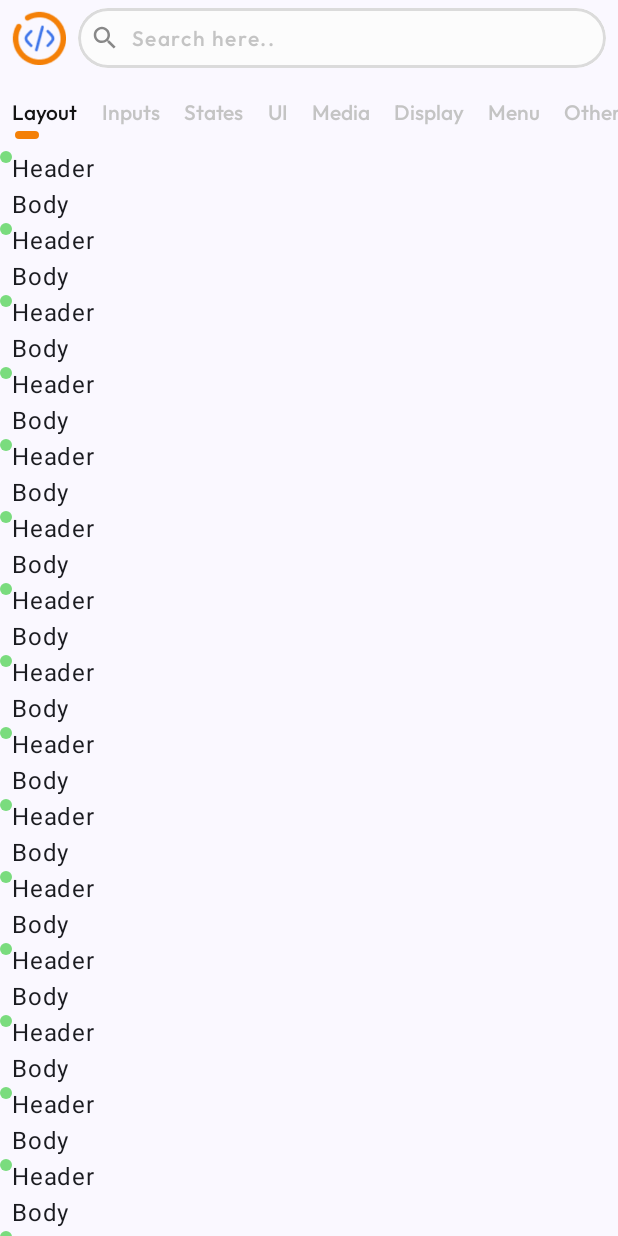
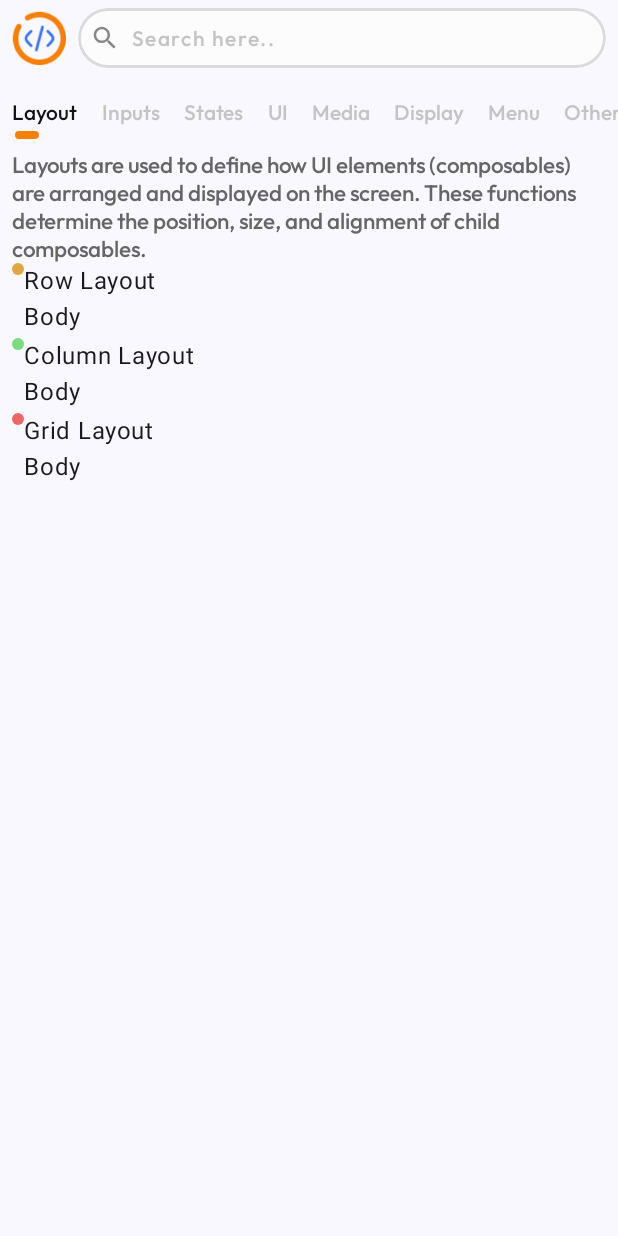
Before and after one commit to amzik763/codebase, an Android app built with Jetpack Compose: the screen it shows after launch (MainActivity), after a tap on "Layout", on a phone screen of 412 x 824 dp. Run offline under Robolectric (Android 15) with nearby library versions, the phone set to English and light mode, and no system bars; our stand-ins replace Dagger/Hilt's generated code.

Commit message:
added functionality to change UI based on page,
Resolved bugs

```diff
--- a/app/src/main/java/com/amzi/codebase/MainActivity.kt
+++ b/app/src/main/java/com/amzi/codebase/MainActivity.kt
@@ -1,5 +1,6 @@
 package com.amzi.codebase
 
+import Dashboard
 import android.Manifest
 import android.annotation.SuppressLint
 import android.content.pm.PackageManager
@@ -30,7 +31,6 @@ import androidx.navigation.compose.NavHost
 import androidx.navigation.compose.composable
 import androidx.navigation.compose.currentBackStackEntryAsState
 import androidx.navigation.compose.rememberNavController
-import com.amzi.codebase.screens.Dashboard
 import com.amzi.codebase.screens.Splash
 import com.amzi.codebase.ui.theme.CodebaseTheme
 import com.amzi.codebase.utility.FilePickerHandler
--- a/app/src/main/java/com/amzi/codebase/dataClasses/loadData.kt
+++ b/app/src/main/java/com/amzi/codebase/dataClasses/loadData.kt
@@ -8,11 +8,41 @@ fun createItemMainData(): List<itemMainData> {
         itemMainData(itemID = 4, itemDisplayName = "Alert Dialog", itemGroup = GroupType.ALERTDIAOLOG, itemType = ItemType.UI, itemLevel = Level.MEDIUM, isPremium = false, info = "A dialog that alerts the user."),
         itemMainData(itemID = 5, itemDisplayName = "Dropdown Menu", itemGroup = GroupType.DROPDOWNMENU, itemType = ItemType.MENU, itemLevel = Level.EASY, isPremium = true, info = "A menu that drops down to show options."),
         itemMainData(itemID = 6, itemDisplayName = "Navigator", itemGroup = GroupType.NAVIGATOR, itemType = ItemType.NAVIGATION, itemLevel = Level.MEDIUM, isPremium = true, info = "A component that navigates between screens."),
-        itemMainData(itemID = 7, itemDisplayName = "Media Player", itemGroup = GroupType.ALL, itemType = ItemType.MEDIA, itemLevel = Level.HARD, isPremium = false, info = "A player for audio and video media."),
-        itemMainData(itemID = 8, itemDisplayName = "State Management", itemGroup = GroupType.ALL, itemType = ItemType.STATES, itemLevel = Level.EASY, isPremium = true, info = "Managing the state of the application."),
-        itemMainData(itemID = 9, itemDisplayName = "Animations", itemGroup = GroupType.ALL, itemType = ItemType.ANIMATION, itemLevel = Level.MEDIUM, isPremium = true, info = "Adding animations to your UI."),
-        itemMainData(itemID = 10, itemDisplayName = "Navigation Host", itemGroup = GroupType.NAVHOST, itemType = ItemType.NAVIGATION, itemLevel = Level.HARD, isPremium = false, info = "A host for managing navigation in your app.")
+        itemMainData(itemID = 7, itemDisplayName = "Media Player", itemGroup = GroupType.NAVIGATOR, itemType = ItemType.MEDIA, itemLevel = Level.HARD, isPremium = false, info = "A player for audio and video media."),
+        itemMainData(itemID = 8, itemDisplayName = "State Management", itemGroup = GroupType.COLUMN, itemType = ItemType.STATES, itemLevel = Level.EASY, isPremium = true, info = "Managing the state of the application."),
+        itemMainData(itemID = 9, itemDisplayName = "Animations", itemGroup = GroupType.NAVHOST, itemType = ItemType.ANIMATION, itemLevel = Level.MEDIUM, isPremium = true, info = "Adding animations to your UI."),
+        itemMainData(itemID = 10, itemDisplayName = "State Management", itemGroup = GroupType.NAVHOST, itemType = ItemType.STATES, itemLevel = Level.MEDIUM, isPremium = true, info = "Adding animations to your UI."),
+        itemMainData(itemID =11, itemDisplayName = "State Management", itemGroup = GroupType.NAVHOST, itemType = ItemType.STATES, itemLevel = Level.MEDIUM, isPremium = true, info = "Adding animations to your UI."),
+        itemMainData(itemID = 12, itemDisplayName = "State Management", itemGroup = GroupType.NAVHOST, itemType = ItemType.ANIMATION, itemLevel = Level.MEDIUM, isPremium = true, info = "Adding animations to your UI."),
+        itemMainData(itemID = 13, itemDisplayName = "Navigation Host", itemGroup = GroupType.NAVHOST, itemType = ItemType.NAVIGATION, itemLevel = Level.HARD, isPremium = false, info = "A host for managing navigation in your app.")
     )
+}
+
+fun create2DList(): List<List<itemMainData>> {
+    val allItems = createItemMainData()
+
+    // Create a 2D list
+    val groupedItems: MutableList<List<itemMainData>> = mutableListOf()
+
+    // Grouping based on ItemType
+    val layoutItems = allItems.filter { it.itemType == ItemType.LAYOUT }
+    val uiItems = allItems.filter { it.itemType == ItemType.UI }
+    val menuItems = allItems.filter { it.itemType == ItemType.MENU }
+    val navigationItems = allItems.filter { it.itemType == ItemType.NAVIGATION }
+    val mediaItems = allItems.filter { it.itemType == ItemType.MEDIA }
+    val statesItems = allItems.filter { it.itemType == ItemType.STATES }
+    val animationItems = allItems.filter { it.itemType == ItemType.ANIMATION }
+
+    // Add the grouped lists to the 2D list
+    groupedItems.add(layoutItems)
+    groupedItems.add(uiItems)
+    groupedItems.add(menuItems)
+    groupedItems.add(navigationItems)
+    groupedItems.add(mediaItems)
+    groupedItems.add(statesItems)
+    groupedItems.add(animationItems)
+
+    return groupedItems
 }
 
 // Function to create ItemInnerDetails linked by parentID
--- a/app/src/main/java/com/amzi/codebase/dataClasses/mainData.kt
+++ b/app/src/main/java/com/amzi/codebase/dataClasses/mainData.kt
@@ -3,8 +3,8 @@ package com.amzi.codebase.dataClasses
 data class itemMainData(
     val itemID:Int?=0,
     val itemDisplayName:String?="",
-    val itemGroup:GroupType?=GroupType.ALL,
-    val itemType: ItemType?=ItemType.ALL,
+    val itemGroup:GroupType?=null,
+    val itemType: ItemType?=null,
     val itemLevel:Level?=Level.EASY,
     val isPremium:Boolean?=true,
     val info:String?=""
@@ -44,7 +44,6 @@ data class Reviews(
 )
 
 enum class GroupType(val value:String){
-    ALL("All"),
     COLUMN("Column"),
     ROW("Row"),
     GRID("Grid"),
@@ -57,9 +56,8 @@ enum class GroupType(val value:String){
     NAVHOST("Nav Host"),
 }
 
-enum class ItemType(val value:String, val info:String){
-    ALL("All", "Lorem Ipsum"),
-    LAYOUT("Layout","Layout Lorem Ipsum"),
+enum class ItemType(val value:String, val info:String) {
+    LAYOUT("Layout","Layouts are used to define how UI elements (composables) are arranged and displayed on the screen. These functions determine the position, size, and alignment of child composables."),
     INPUTS("Inputs","Inputs Lorem Ipsum"),
     STATES("States","States Lorem Ipsum"),
     UI("UI","Lorem Ipsum"),
--- a/app/src/main/java/com/amzi/codebase/screens/dashboard.kt
+++ b/app/src/main/java/com/amzi/codebase/screens/dashboard.kt
@@ -1,5 +1,3 @@
-package com.amzi.codebase.screens
-
 import android.util.Log
 import androidx.compose.foundation.ExperimentalFoundationApi
 import androidx.compose.foundation.Image
@@ -46,13 +44,13 @@ import androidx.compose.ui.layout.ContentScale
 import androidx.compose.ui.layout.onGloballyPositioned
 import androidx.compose.ui.res.painterResource
 import androidx.compose.ui.text.TextStyle
-import androidx.compose.ui.tooling.preview.Preview
 import androidx.compose.ui.unit.TextUnit
 import androidx.compose.ui.unit.TextUnitType
 import androidx.compose.ui.unit.dp
 import androidx.navigation.NavHostController
 import com.amzi.codebase.R
 import com.amzi.codebase.dataClasses.ItemType
+import com.amzi.codebase.screens.DashboardContent
 import com.amzi.codebase.ui.theme.CompactTypography
 import com.amzi.codebase.ui.theme.lightBlack
 import com.amzi.codebase.ui.theme.lightGrey
@@ -64,28 +62,33 @@ import kotlinx.coroutines.launch
 
 @Composable
 fun Dashboard(navController: NavHostController, mainViewModel: mainViewModel) {
-    val selectedItemIndex = mainViewModel.selectedItem.collectAsState()
+    val selectedItemIndex by mainViewModel.selectedItem.collectAsState() // Observe the current selected item index.
+
     Column {
-        Log.d("MainActivity.TAG","Dashboard")
-        Header()
-        ViewPagerWithTabs(selectedItemIndex.value, mainViewModel)
-
+        Log.d("MainActivity.TAG", "Dashboard")
+        Header() // Header can remain stateless if it's independent of the mainViewModel.
+        ViewPagerWithTabs(selectedItemIndex, mainViewModel) // Pass the selected item to ViewPager.
     }
 }
 
-@Preview(showBackground = true)
 @Composable
-fun Header(){
+fun Header() {
     var query by remember { mutableStateOf("") }
-    Row(modifier = Modifier
+
+    Row(
+        modifier = Modifier
             .fillMaxWidth()
             .height(50.dp)
             .padding(vertical = 4.dp, horizontal = 8.dp),
-        verticalAlignment = Alignment.CenterVertically){
-        Image(modifier = Modifier.size(36.dp),
-            contentScale = ContentScale.Fit,
+        verticalAlignment = Alignment.CenterVertically
+    ) {
+        Image(
+            modifier = Modifier.size(36.dp),
             painter = painterResource(id = R.drawable.logoimg),
-            contentDescription = "Logo Icon")
+            contentDescription = "Logo Icon",
+            contentScale = ContentScale.Fit
+        )
+
         SearchBar(
             query = query,
             onQueryChanged = { query = it },
@@ -118,13 +121,12 @@ fun SearchBar(
             verticalAlignment = Alignment.CenterVertically
         ) {
             Icon(
-                painter = painterResource(id = R.drawable.ic_search), // Replace with your search icon
+                painter = painterResource(id = R.drawable.ic_search),
                 contentDescription = "Search Icon",
                 tint = Color.Gray,
                 modifier = Modifier.size(20.dp)
             )
 
-            // Replacing TextField with BasicTextField for more control over padding and background
             BasicTextField(
                 value = query,
                 onValueChange = onQueryChanged,
@@ -134,8 +136,7 @@ fun SearchBar(
                 singleLine = true,
                 textStyle = CompactTypography.bodyMedium.copy(
                     color = lightBlack,
-                    letterSpacing = TextUnit(1f, TextUnitType.Sp),
-                    // Using your color, but you can also define this in CompactTypography if needed
+                    letterSpacing = TextUnit(1f, TextUnitType.Sp)
                 ),
                 cursorBrush = SolidColor(lightGrey),
                 decorationBox = { innerTextField ->
@@ -155,7 +156,7 @@ fun SearchBar(
             if (query.isNotEmpty()) {
                 IconButton(onClick = onClearQuery) {
                     Icon(
-                        painter = painterResource(id = R.drawable.ic_close), // Replace with your clear icon
+                        painter = painterResource(id = R.drawable.ic_close),
                         contentDescription = "Clear Search",
                         tint = Color.Gray,
                         modifier = Modifier.size(20.dp)
@@ -165,77 +166,83 @@ fun SearchBar(
         }
     }
 }
-
 @OptIn(ExperimentalFoundationApi::class)
 @Composable
 fun ViewPagerWithTabs(selectedItemIndex: Int?, mainViewModel: mainViewModel) {
-    val tabTitles = listOf(
-        "Layout", "Inputs", "State", "UI", "Media", "Display", "Menu", "Other", "Animation", "Navigation"
-    )
 
-    var tasbTitles  = ItemType.entries.associate { it.value to it.info }.toList()
+    val titles = remember { ItemType.entries.associate { it.value to it.info }.toList() }
 
-    val pagerState = rememberPagerState(initialPage = 0, initialPageOffsetFraction = 0f) {
-        tasbTitles.size
+    val pagerState = rememberPagerState(initialPage = selectedItemIndex ?: 0, initialPageOffsetFraction = 0f){
+        titles.size
     }
 
     val coroutineScope = rememberCoroutineScope()
-    val lazyListState = rememberLazyListState() // Use LazyListState for LazyRow scroll
+    val lazyListState = rememberLazyListState()
 
     // Track tab widths
     val tabWidths = remember { mutableStateMapOf<Int, Int>() }
 
-    // LaunchedEffect to scroll to the active tab when page changes
     LaunchedEffect(pagerState.currentPage) {
-        val tabWidth = tabWidths[pagerState.currentPage] ?: return@LaunchedEffect
-
-//        mainViewModel.selectedItem.value = pagerState.currentPage
-        mainViewModel.updateCurrentPage(pagerState.currentPage)
-        // Scroll to the item in LazyRow, adjusting to prevent cutting off on the left
         coroutineScope.launch {
             lazyListState.animateScrollToItem(
                 pagerState.currentPage,
-                scrollOffset = 0 // Ensures the selected tab is fully visible from the start
+                scrollOffset = 0
+            )
+        }
+        mainViewModel.updateCurrentPage(pagerState.currentPage, titles[pagerState.currentPage].first)
+    }
+
+    Column(modifier = Modifier.fillMaxSize()) {
+        LazyRow(
+            state = lazyListState,
+            modifier = Modifier
+                .fillMaxWidth()
+                .padding(vertical = 8.dp)
+        ) {
+            itemsIndexed(titles) { index, (key, _) ->
+                TabItem(
+                    index = index,
+                    title = key,
+                    isSelected = pagerState.currentPage == index,
+                    onTabClicked = {
+                        coroutineScope.launch { pagerState.animateScrollToPage(index) }
+                    },
+                    tabWidths = tabWidths
                 )
             }
         }
 
-    Column(modifier = Modifier.fillMaxSize()) {
-        // LazyRow for the scrollable tab row
-        LazyRow(
-            state = lazyListState, // Use LazyListState for scrolling
-            modifier = Modifier
-                .fillMaxWidth()
-                .padding(vertical = 8.dp, horizontal = 0.dp)
+        HorizontalPager(
+            state = pagerState,
+            modifier = Modifier.weight(1f)
+        ) { page ->
+            DashboardContent(titles[page].second, page, mainViewModel,mainViewModel.allItems.get(page))
+        }
+    }
+}
+
+@Composable
+fun TabItem(
+    index: Int,
+    title: String,
+    isSelected: Boolean,
+    onTabClicked: () -> Unit,
+    tabWidths: MutableMap<Int, Int>
 ) {
-            itemsIndexed(tasbTitles) { index, (key,value) ->
     Box(
         modifier = Modifier
-                        .padding(horizontal = 8.dp) // Reduced padding to prevent cutting
-                        .onGloballyPositioned { coordinates ->
-                            // Capture the width of each tab
-                            tabWidths[index] = coordinates.size.width
-                        }
-                        .clickable {
-                            coroutineScope.launch {
-                                pagerState.animateScrollToPage(index)
-                            }
-                        }
+            .padding(horizontal = 8.dp)
+            .onGloballyPositioned { coordinates -> tabWidths[index] = coordinates.size.width }
+            .clickable { onTabClicked() }
     ) {
-                    Column(modifier = Modifier.padding(top = 8.dp),horizontalAlignment = Alignment.Start) {
-                        // Text for each tab
+        Column(modifier = Modifier.padding(top = 8.dp), horizontalAlignment = Alignment.Start) {
             Text(
-                            text = key,
-                            color = if (pagerState.currentPage == index) lightBlack else lightGrey,
-                            style = TextStyle(
-                                fontFamily = CompactTypography.bodyMedium.fontFamily,
+                text = title,
+                color = if (isSelected) lightBlack else lightGrey,
+                style = TextStyle(fontFamily = CompactTypography.bodyMedium.fontFamily)
             )
-                        )
-
             Spacer(modifier = Modifier.height(4.dp))
-
-                        // Animate the indicator
-                        if (pagerState.currentPage == index) {
+            if (isSelected) {
                 Box(
                     modifier = Modifier
                         .width(18.dp)
@@ -248,15 +255,3 @@ fun ViewPagerWithTabs(selectedItemIndex: Int?, mainViewModel: mainViewModel) {
         }
     }
 }
-        }
-
-        // HorizontalPager from the official Jetpack Compose ViewPager library
-        HorizontalPager(
-            state = pagerState,
-            modifier = Modifier.weight(1f),
-        ) { page ->
-            // Content for each page
-            DashboardContent(tasbTitles,selectedItemIndex)
-        }
-    }
-}
--- a/app/src/main/java/com/amzi/codebase/screens/dashboardContent.kt
+++ b/app/src/main/java/com/amzi/codebase/screens/dashboardContent.kt
@@ -6,6 +6,9 @@ import androidx.compose.foundation.layout.Box
 import androidx.compose.foundation.layout.Column
 import androidx.compose.foundation.layout.Row
 import androidx.compose.foundation.layout.fillMaxSize
+import androidx.compose.foundation.layout.fillMaxWidth
+import androidx.compose.foundation.layout.height
+import androidx.compose.foundation.layout.padding
 import androidx.compose.foundation.layout.size
 import androidx.compose.foundation.lazy.LazyColumn
 import androidx.compose.foundation.lazy.itemsIndexed
@@ -14,37 +17,53 @@ import androidx.compose.material3.Text
 import androidx.compose.runtime.Composable
 import androidx.compose.ui.Modifier
 import androidx.compose.ui.draw.clip
+import androidx.compose.ui.text.TextStyle
 import androidx.compose.ui.unit.dp
+import androidx.compose.ui.unit.sp
 import com.amzi.codebase.dataClasses.Level
+import com.amzi.codebase.dataClasses.itemMainData
+import com.amzi.codebase.ui.theme.CompactTypography
 import com.amzi.codebase.ui.theme.green
+import com.amzi.codebase.ui.theme.grey
 import com.amzi.codebase.ui.theme.red
 import com.amzi.codebase.ui.theme.yellow
+import com.amzi.codebase.viewmodels.mainViewModel
 
 @Composable
-fun DashboardContent(tasbTitles: List<Pair<String, String>>, selectedItemIndex: Int?) {
-    Log.d("MainActivity.TAG","DashboardContent" + selectedItemIndex)
-    MainItem()
+fun DashboardContent(
+    tabTitles: String,
+    selectedItemIndex: Int?,
+    mainViewModel: mainViewModel,
+    items: List<itemMainData>
+) {
+    Log.d("MainActivity.TAG","DashboardContent" + selectedItemIndex + tabTitles)
+    MainItem(tabTitles,mainViewModel,items)
 }
 
 
 @Composable
-fun MainItem(){
-    val itemsList = (1..100).toList() // List of 100 items
+fun MainItem(tabTitles: String, mainViewModel: mainViewModel, items: List<itemMainData>) {
+
+    Column(modifier = Modifier.fillMaxSize().padding(horizontal = 8.dp)) {
+        Text(tabTitles, style = TextStyle(fontFamily = CompactTypography.bodyMedium.fontFamily, color = grey, fontSize = 15.sp))
+
+
 
         LazyColumn(
             modifier = Modifier.fillMaxSize()
         ) {
-        itemsIndexed(itemsList) { index, item ->
+            itemsIndexed(items) { index, item ->
 
-            Row(){
-                LevelCircle(Level.EASY)
+                Row(modifier = Modifier.fillMaxWidth().height(50.dp)) {
+                    LevelCircle(item.itemLevel!!)
                     Column() {
-                    Text("Header")
+                        Text(item.itemDisplayName.toString())
                         Text("Body")
                     }
                     Stats()
                 }
 
+            }
         }
     }
 }
--- a/app/src/main/java/com/amzi/codebase/viewmodels/mainViewModel.kt
+++ b/app/src/main/java/com/amzi/codebase/viewmodels/mainViewModel.kt
@@ -3,6 +3,9 @@ package com.amzi.codebase.viewmodels
 import android.util.Log
 import androidx.lifecycle.ViewModel
 import androidx.lifecycle.viewModelScope
+import com.amzi.codebase.dataClasses.ItemType
+import com.amzi.codebase.dataClasses.create2DList
+import com.amzi.codebase.dataClasses.itemMainData
 import com.amzi.codebase.repository.myRepository
 import com.amzi.codebase.retrofit.response.loginResponse
 import com.amzi.codebase.retrofit.response.registerResponse
@@ -10,15 +13,25 @@ import com.tillagewireless.ss.data.network.Resource
 import dagger.hilt.android.lifecycle.HiltViewModel
 import kotlinx.coroutines.flow.MutableStateFlow
 import kotlinx.coroutines.flow.StateFlow
+import kotlinx.coroutines.flow.asStateFlow
 import kotlinx.coroutines.launch
 import javax.inject.Inject
 
 @HiltViewModel
-class mainViewModel @Inject constructor(private val repository: myRepository): ViewModel() {
-
+class mainViewModel @Inject constructor(private val repository: myRepository) : ViewModel() {
 
     val selectedItem = MutableStateFlow<Int?>(0)
+    val selectedItemType = MutableStateFlow<ItemType>(ItemType.LAYOUT)
+    val allItems = create2DList()
 
+    private val _layoutItems = MutableStateFlow<List<itemMainData>>(allItems.get(0))
+    val layoutItems: StateFlow<List<itemMainData>> = _layoutItems.asStateFlow()
+
+    private val _inputItems = MutableStateFlow<List<itemMainData>>(allItems.get(1))
+    val inputItems: StateFlow<List<itemMainData>> = _inputItems.asStateFlow()
+
+    private val _statesItems = MutableStateFlow<List<itemMainData>>(allItems.get(2))
+    val statesItems: StateFlow<List<itemMainData>> = _statesItems.asStateFlow()
 
     private val _loginResponse = MutableStateFlow<Resource<loginResponse>>(Resource.NoAction)
     val loginResponse: StateFlow<Resource<loginResponse>> = _loginResponse
@@ -26,23 +39,53 @@ class mainViewModel @Inject constructor(private val repository: myRepository): V
     private val _registerResponse = MutableStateFlow<Resource<registerResponse>>(Resource.NoAction)
     val registerResponse: StateFlow<Resource<registerResponse>> = _registerResponse
 
-    fun showString(){
-        Log.d("FromViewModel","Showing String")
-        repository.showAnotherMessage()
+    /*init {
+        makeList(_layoutItems, _inputItems, _statesItems)
+    }*/
+
+    /*private fun makeList(
+        _layoutItems: MutableStateFlow<List<itemMainData>>,
+        _inputItems: MutableStateFlow<List<itemMainData>>,
+        _statesItems: MutableStateFlow<List<itemMainData>>
+    ) {
+
+        _layoutItems.value = getItemsByType(ItemType.LAYOUT)
+        _inputItems.value = getItemsByType(ItemType.INPUTS)
+        _statesItems.value = getItemsByType(ItemType.STATES)
+
+    }*/
+
+    fun updateCurrentPage(currentPage: Int, itemType: String) {
+        selectedItem.value = currentPage
+        selectedItemType.value = ItemType.entries.firstOrNull { it.value == itemType } ?: ItemType.LAYOUT
     }
 
 
-    fun login(
-        mobileNumber: String,
-        password: String
-    ) = viewModelScope.launch {
+
+
+
+    fun getItems(type: ItemType): List<itemMainData> {
+        return when (type) {
+            ItemType.LAYOUT -> _layoutItems.value
+            ItemType.INPUTS -> _inputItems.value
+            ItemType.STATES -> _statesItems.value
+            ItemType.UI -> TODO()
+            ItemType.MEDIA -> TODO()
+            ItemType.DISPLAY -> TODO()
+            ItemType.MENU -> TODO()
+            ItemType.OTHER -> TODO()
+            ItemType.ANIMATION -> TODO()
+            ItemType.NAVIGATION -> TODO()
+        }
+    }
+
+    fun login(mobileNumber: String, password: String) = viewModelScope.launch {
         _loginResponse.value = Resource.Loading
         _loginResponse.value = repository.runAPI(mobileNumber, password)
     }
 
-    fun updateCurrentPage(currentPage: Int) {
-        selectedItem.value = currentPage
+    fun showString() {
+        Log.d("FromViewModel", "Showing String")
+        repository.showAnotherMessage()
     }
-
-
 }
```
Lines whose indentation alone changed are shown as unchanged.
